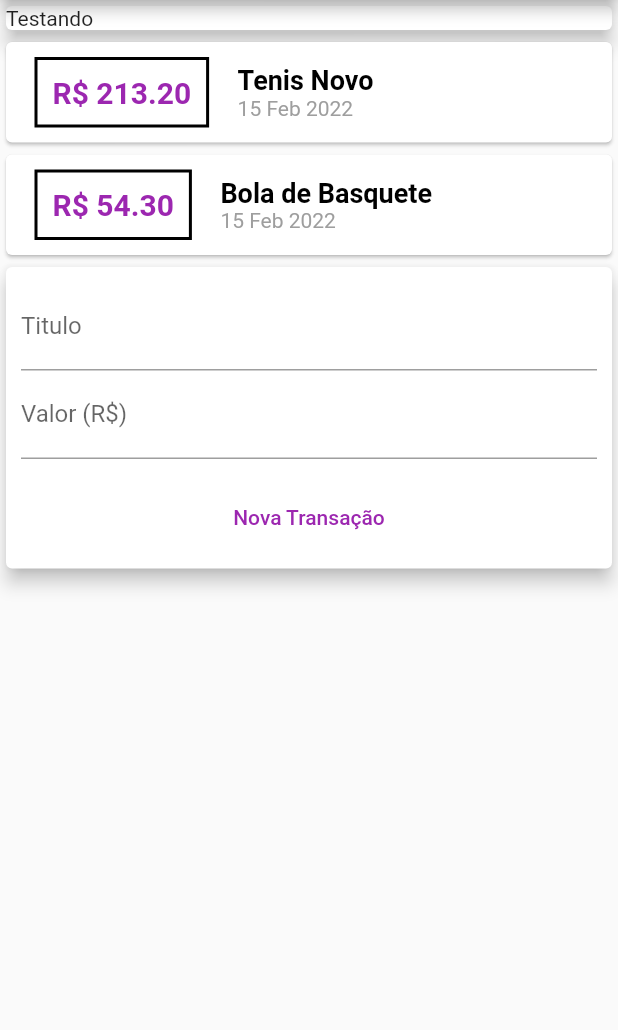
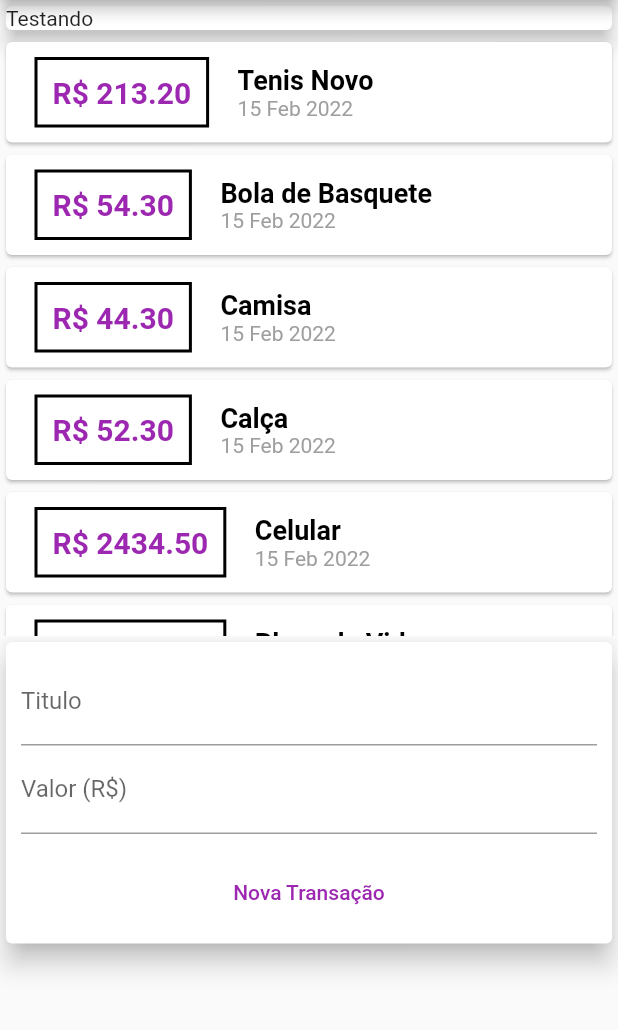
Before and after one commit to vctrr1/DespesasApp-Flutter, a Flutter app: the screen it shows after launch, after a tap on "Nova Transação", on a phone screen of 412 x 824 dp, the part 84-1114 px from its top. Run offline on Flutter 3.47's test engine with Material 2 defaults, Android fonts, the light colour scheme and no system bars.

Commit message:
Adicionando ScrollView na homePage e ListView no Transactions_list, utilizando o ListView.Builder

```diff
--- a/lib/components/transaction_form.dart
+++ b/lib/components/transaction_form.dart
@@ -1,15 +1,17 @@
 import 'package:flutter/material.dart';
 
 class TransactionForm extends StatelessWidget {
-  TransactionForm({Key? key}) : super(key: key);
+  TransactionForm(this.onSubmit, {Key? key}) : super(key: key);
 
   final titleController = TextEditingController();
   final valueController = TextEditingController();
 
+  final void Function(String, double) onSubmit;
+
   @override
   Widget build(BuildContext context) {
     return Card(
-      elevation: 5,
+      elevation: 7,
       child: Padding(
         padding: const EdgeInsets.all(10),
         child: Column(
@@ -26,8 +28,9 @@ class TransactionForm extends StatelessWidget {
               padding: const EdgeInsets.fromLTRB(0, 15, 0, 0),
               child: TextButton(
                 onPressed: () {
-                  print(titleController.text);
-                  print(valueController.text);
+                  final title = titleController.text;
+                  final value = double.tryParse(valueController.text) ?? 0.0;
+                  onSubmit(title, value);
                 },
                 child: const Text(
                   "Nova Transação",
--- /dev/null
+++ b/lib/components/transaction_user.dart
@@ -0,0 +1,77 @@
+import 'dart:math';
+
+import 'package:flutter/material.dart';
+import './transaction_form.dart';
+import './transactions_list.dart';
+import '../models/transaction.dart';
+
+class TransactionUser extends StatefulWidget {
+  TransactionUser({Key? key}) : super(key: key);
+
+  @override
+  State<TransactionUser> createState() => _TransactionUserState();
+}
+
+class _TransactionUserState extends State<TransactionUser> {
+  final _transactions = [
+    Transaction(
+      id: 't1',
+      title: 'Tenis Novo',
+      value: 213.2,
+      date: DateTime.now(),
+    ),
+    Transaction(
+      id: 't2',
+      title: 'Bola de Basquete',
+      value: 54.3,
+      date: DateTime.now(),
+    ),
+    Transaction(
+      id: 't3',
+      title: 'Camisa',
+      value: 44.3,
+      date: DateTime.now(),
+    ),
+    Transaction(
+      id: 't4',
+      title: 'Calça',
+      value: 52.3,
+      date: DateTime.now(),
+    ),
+    Transaction(
+      id: 't5',
+      title: 'Celular',
+      value: 2434.5,
+      date: DateTime.now(),
+    ),
+    Transaction(
+      id: 't6',
+      title: 'Placa de Video',
+      value: 4543.4,
+      date: DateTime.now(),
+    )
+  ];
+
+  _addTransaction(String title, double value) {
+    final newTransaction = Transaction(
+      id: Random().nextDouble().toString(),
+      title: title,
+      value: value,
+      date: DateTime.now(),
+    );
+
+    setState(() {
+      _transactions.add(newTransaction);
+    });
+  }
+
+  @override
+  Widget build(BuildContext context) {
+    return Column(
+      children: [
+        TransactionsList(_transactions),
+        TransactionForm(_addTransaction),
+      ],
+    );
+  }
+}
--- a/lib/components/transactions_list.dart
+++ b/lib/components/transactions_list.dart
@@ -9,8 +9,12 @@ class TransactionsList extends StatelessWidget {
 
   @override
   Widget build(BuildContext context) {
-    return Column(
-      children: transactions.map((tr) {
+    return SizedBox(
+      height: 400,
+      child: ListView.builder(
+        itemCount: transactions.length,
+        itemBuilder: (ctx, index) {
+          final tr = transactions[index];
           return Card(
             child: Row(
               children: [
@@ -58,7 +62,8 @@ class TransactionsList extends StatelessWidget {
               ],
             ),
           );
-      }).toList(),
+        },
+      ),
     );
   }
 }
--- a/lib/main.dart
+++ b/lib/main.dart
@@ -1,7 +1,6 @@
-import 'package:despesas_app/models/transaction.dart';
+import 'package:despesas_app/components/transaction_user.dart';
+import 'components/transaction_user.dart';
 import 'package:flutter/material.dart';
-import './components/transactions_list.dart';
-import './components/transaction_form.dart';
 
 main() => runApp(const ExpensesApp());
 
@@ -19,26 +18,12 @@ class ExpensesApp extends StatelessWidget {
 class MyHomePage extends StatelessWidget {
   MyHomePage({Key? key}) : super(key: key);
 
-  final _transactions = [
-    Transaction(
-      id: 't1',
-      title: 'Tenis Novo',
-      value: 213.2,
-      date: DateTime.now(),
-    ),
-    Transaction(
-      id: 't2',
-      title: 'Bola de Basquete',
-      value: 54.3,
-      date: DateTime.now(),
-    )
-  ];
-
   @override
   Widget build(BuildContext context) {
     return Scaffold(
       appBar: AppBar(title: const Text("Despesas")),
-      body: Column(
+      body: SingleChildScrollView(
+        child: Column(
           //mainAxisAlignment: MainAxisAlignment.spaceAround,
           crossAxisAlignment: CrossAxisAlignment.stretch,
           children: [
@@ -46,9 +31,9 @@ class MyHomePage extends StatelessWidget {
               elevation: 5,
               child: Text("Testando"),
             ),
-          TransactionsList(_transactions),
-          TransactionForm(),
+            TransactionUser(),
           ],
+        ),
       ),
     );
   }
```
Lines whose indentation alone changed are shown as unchanged.
